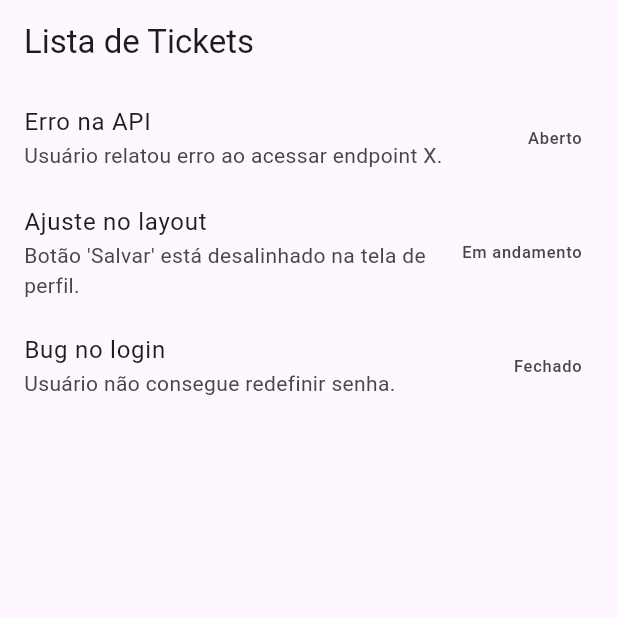
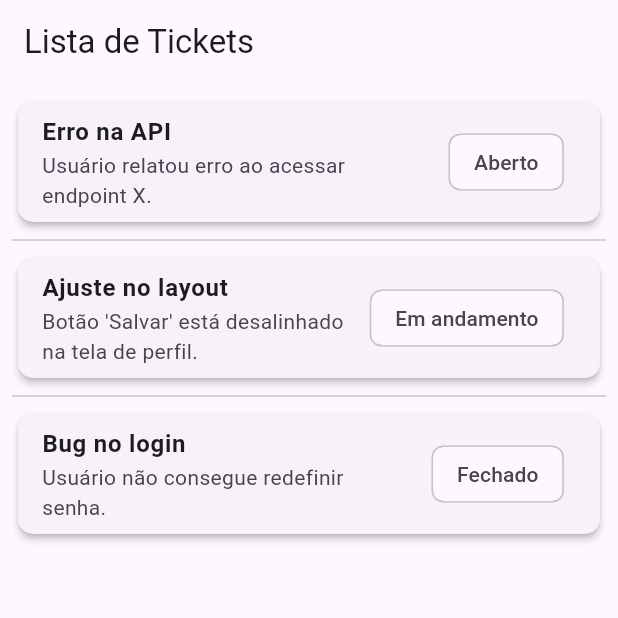
Before and after one commit to luc4sgr/TicketFlow, a Flutter app: the screen it shows after launch, on a phone screen of 412 x 824 dp, the top half of it. Run offline on Flutter 3.47's test engine with Material 3 defaults, Android fonts, the phone set to English and light mode, and no system bars; our stand-ins replace go_router, shared_preferences.

Commit message:
refactor TicketListScreen to implement pull-to-refresh functionality and enhance UI; update plugin registration for SharedPreferences

```diff
--- a/lib/views/screens/ticket_list_screen.dart
+++ b/lib/views/screens/ticket_list_screen.dart
@@ -10,39 +10,50 @@ class TicketListScreen extends StatefulWidget {
   State<TicketListScreen> createState() => _TicketListScreenState();
 }
 
-class _TicketListScreenState extends State<TicketListScreen> {
+class _TicketListScreenState extends State<TicketListScreen>
+    with AutomaticKeepAliveClientMixin {
+  @override
+  bool get wantKeepAlive => true; // Mantém o estado da tela
+
   @override
   void initState() {
     super.initState();
-    //TODO:verificar
     WidgetsBinding.instance.addPostFrameCallback((_) {
       Provider.of<TicketViewModel>(context, listen: false).loadTickets();
     });
   }
 
   @override
-  Widget build(BuildContext contex) {
+  Widget build(BuildContext context) {
+    super.build(context);
     final viewModel = Provider.of<TicketViewModel>(context);
 
     return Scaffold(
-      appBar: AppBar(
-        title: const Text('Lista de Tickets'),
-      ),
-      body: viewModel.isLoading
-          ? const Center(
-              child: CircularProgressIndicator(),
-            )
-          : ListView.builder(
+      appBar: AppBar(title: const Text('Lista de Tickets')),
+      body: RefreshIndicator(
+        onRefresh: () async => viewModel.loadTickets(), // Pull-to-refresh
+        child: viewModel.isLoading
+            ? const Center(child: CircularProgressIndicator())
+            : ListView.separated(
+                padding: const EdgeInsets.all(8.0),
                 itemCount: viewModel.tickets.length,
+                separatorBuilder: (_, __) => const Divider(),
                 itemBuilder: (context, index) {
                   final ticket = viewModel.tickets[index];
-                return ListTile(
-                  title: Text(ticket.title),
+                  return Card(
+                    elevation: 2,
+                    shape: RoundedRectangleBorder(
+                        borderRadius: BorderRadius.circular(10)),
+                    child: ListTile(
+                      title: Text(ticket.title,
+                          style: const TextStyle(fontWeight: FontWeight.bold)),
                       subtitle: Text(ticket.description),
-                  trailing: Text(ticket.status),
+                      trailing: Chip(label: Text(ticket.status)),
                       onTap: () => context.go('/ticket/${ticket.id}'),
+                    ),
                   );
                 },
+              ),
       ),
     );
   }
```
Also changed, not shown: 1 other file. Lines whose indentation alone changed are shown as unchanged.
